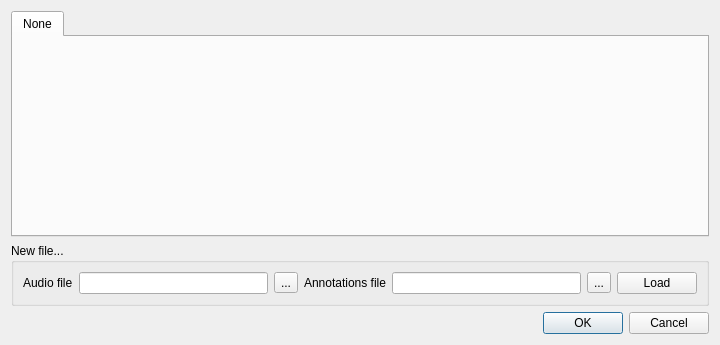
Qt form filemanager.ui (eustaceb/conversational-audio-browser) before a commit.
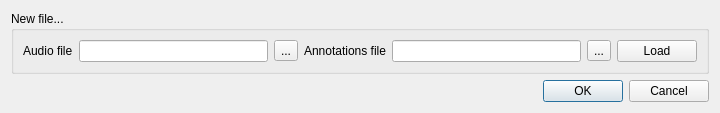
The same form after that commit.

The edit to the form file:
```diff
--- a/filemanager.ui
+++ b/filemanager.ui
@@ -7,14 +7,14 @@
     <x>0</x>
     <y>0</y>
     <width>720</width>
-    <height>345</height>
+    <height>109</height>
    </rect>
   </property>
   <property name="windowTitle">
    <string>File Manager</string>
   </property>
-  <layout class="QGridLayout" name="gridLayout">
-   <item row="1" column="0">
+  <layout class="QVBoxLayout" name="verticalLayout">
+   <item>
     <widget class="QGroupBox" name="loadFilesBox">
      <property name="maximumSize">
       <size>
@@ -84,25 +84,13 @@
      </layout>
     </widget>
    </item>
-   <item row="2" column="0">
+   <item>
     <widget class="QDialogButtonBox" name="cancelOkButtonBox">
      <property name="standardButtons">
       <set>QDialogButtonBox::Cancel|QDialogButtonBox::Ok</set>
      </property>
     </widget>
    </item>
-   <item row="0" column="0">
-    <widget class="QTabWidget" name="tabWidget">
-     <property name="currentIndex">
-      <number>0</number>
-     </property>
-     <widget class="QWidget" name="emptyTab">
-      <attribute name="title">
-       <string>None</string>
-      </attribute>
-     </widget>
-    </widget>
-   </item>
   </layout>
  </widget>
  <resources/>
```
Left out of the diff: 2 changed lines with no effect on the pictures.
